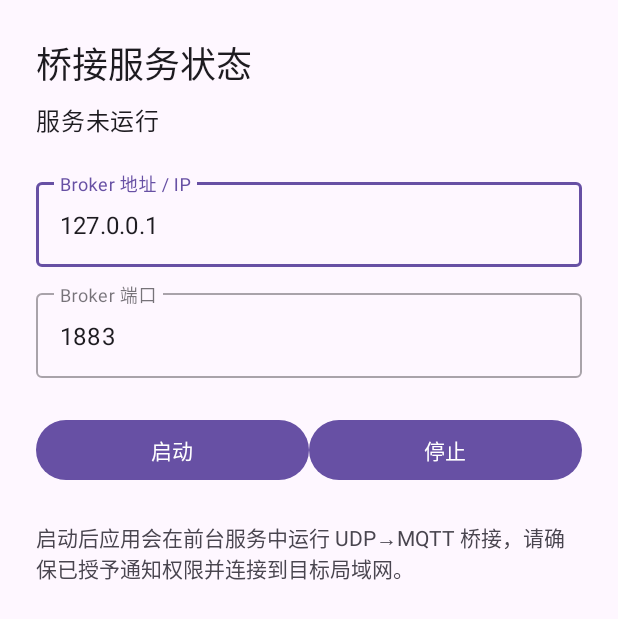
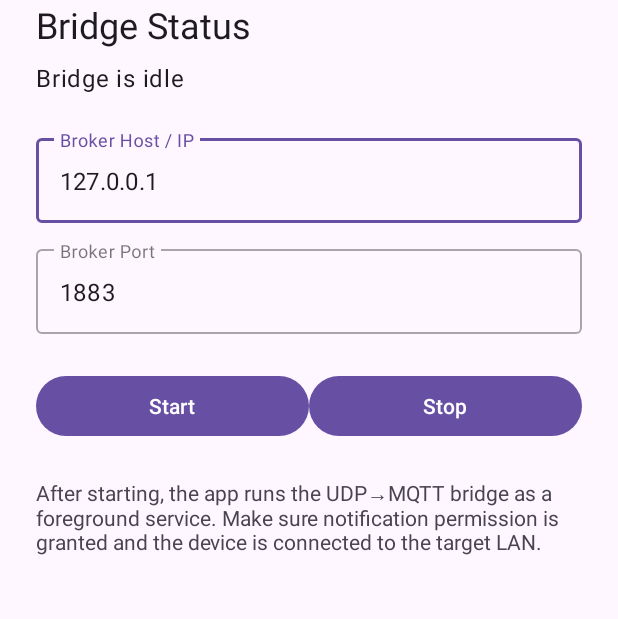
Before and after one commit to miyuzn/mqtt_test, an Android app: the screen it shows after launch (MainActivity), on a phone screen of 412 x 824 dp. Shown: the top 619 px of the screen. Run offline under Robolectric (Android 15) with nearby library versions, the phone set to English and light mode, and no system bars.

Commit message:
1113-Android Final

```diff
--- a/android/app/src/main/java/com/example/e_textilesendingserver/MainActivity.kt
+++ b/android/app/src/main/java/com/example/e_textilesendingserver/MainActivity.kt
@@ -3,12 +3,16 @@ package com.example.e_textilesendingserver
 import android.Manifest
 import android.content.Intent
 import android.content.pm.PackageManager
+import android.graphics.Rect
 import android.os.Build
 import android.os.Bundle
 import android.widget.EditText
 import androidx.activity.result.contract.ActivityResultContracts
 import androidx.appcompat.app.AppCompatActivity
 import androidx.core.content.ContextCompat
+import androidx.core.view.ViewCompat
+import androidx.core.view.WindowCompat
+import androidx.core.view.WindowInsetsCompat
 import androidx.lifecycle.Lifecycle
 import androidx.lifecycle.lifecycleScope
 import androidx.lifecycle.repeatOnLifecycle
@@ -29,7 +33,7 @@ class MainActivity : AppCompatActivity() {
             if (granted) {
                 startBridgeService()
             } else {
-                updateStatus("通知权限被拒绝，服务仍可运行但无法常驻前台。")
+                updateStatus(getString(R.string.status_permission_denied))
             }
         }
 
@@ -37,6 +41,8 @@ class MainActivity : AppCompatActivity() {
         super.onCreate(savedInstanceState)
         binding = ActivityMainBinding.inflate(layoutInflater)
         setContentView(binding.root)
+        WindowCompat.setDecorFitsSystemWindows(window, false)
+        applyWindowInsets()
         configRepository = BridgeConfigRepository(applicationContext)
 
         binding.startButton.setOnClickListener {
@@ -94,13 +100,19 @@ class MainActivity : AppCompatActivity() {
 
     private fun updateState(state: BridgeState) {
         val message = when (state) {
-            BridgeState.Idle -> "服务未运行"
-            BridgeState.Starting -> "启动中..."
+            BridgeState.Idle -> getString(R.string.bridge_state_idle)
+            BridgeState.Starting -> getString(R.string.bridge_state_starting)
             is BridgeState.Running -> {
                 val m = state.metrics
-                "UDP:${m.packetsIn} MQTT:${m.parsedPublished} RAW:${m.rawPublished} 设备:${m.deviceCount}"
+                getString(
+                    R.string.bridge_state_running_template,
+                    m.packetsIn,
+                    m.parsedPublished,
+                    m.rawPublished,
+                    m.deviceCount,
+                )
             }
-            is BridgeState.Error -> "错误: ${state.message}"
+            is BridgeState.Error -> getString(R.string.bridge_state_error, state.message)
         }
         updateStatus(message)
     }
@@ -143,4 +155,23 @@ class MainActivity : AppCompatActivity() {
             view.setSelection(newValue.length)
         }
     }
+
+    private fun applyWindowInsets() {
+        val initialPadding = Rect(
+            binding.root.paddingLeft,
+            binding.root.paddingTop,
+            binding.root.paddingRight,
+            binding.root.paddingBottom,
+        )
+        ViewCompat.setOnApplyWindowInsetsListener(binding.root) { view, windowInsets ->
+            val insets = windowInsets.getInsets(WindowInsetsCompat.Type.systemBars())
+            view.setPadding(
+                initialPadding.left,
+                initialPadding.top + insets.top,
+                initialPadding.right,
+                initialPadding.bottom + insets.bottom,
+            )
+            windowInsets
+        }
+    }
 }
--- a/android/app/src/main/res/layout/activity_main.xml
+++ b/android/app/src/main/res/layout/activity_main.xml
@@ -5,7 +5,9 @@
     android:id="@+id/main"
     android:layout_width="match_parent"
     android:layout_height="match_parent"
-    android:padding="24dp"
+    android:paddingStart="@dimen/layout_padding_horizontal"
+    android:paddingEnd="@dimen/layout_padding_horizontal"
+    android:paddingBottom="@dimen/layout_padding_vertical"
     tools:context=".MainActivity">
 
     <TextView
@@ -27,7 +29,7 @@
         app:layout_constraintEnd_toEndOf="parent"
         app:layout_constraintStart_toStartOf="parent"
         app:layout_constraintTop_toBottomOf="@id/statusTitle"
-        tools:text="服务未运行" />
+        tools:text="@string/bridge_state_idle" />
 
     <com.google.android.material.textfield.TextInputLayout
         android:id="@+id/brokerHostLayout"
--- /dev/null
+++ b/android/app/src/main/res/values/dimens.xml
@@ -0,0 +1,4 @@
+<resources>
+    <dimen name="layout_padding_horizontal">24dp</dimen>
+    <dimen name="layout_padding_vertical">24dp</dimen>
+</resources>
--- a/android/app/src/main/res/values/strings.xml
+++ b/android/app/src/main/res/values/strings.xml
@@ -1,11 +1,16 @@
 <resources>
-    <string name="app_name">E-Textile Sending Server</string>
-    <string name="bridge_status_title">桥接服务状态</string>
-    <string name="action_start_bridge">启动</string>
-    <string name="action_stop_bridge">停止</string>
-    <string name="bridge_hint">启动后应用会在前台服务中运行 UDP→MQTT 桥接，请确保已授予通知权限并连接到目标局域网。</string>
-    <string name="broker_host_label">Broker 地址 / IP</string>
-    <string name="broker_port_label">Broker 端口</string>
-    <string name="error_broker_host_required">请输入 Broker 地址</string>
-    <string name="error_broker_port_invalid">端口需为 1~65535 的数字</string>
+    <string name="app_name">E-Textile Bridge</string>
+    <string name="bridge_status_title">Bridge Status</string>
+    <string name="action_start_bridge">Start</string>
+    <string name="action_stop_bridge">Stop</string>
+    <string name="bridge_hint">After starting, the app runs the UDP→MQTT bridge as a foreground service. Make sure notification permission is granted and the device is connected to the target LAN.</string>
+    <string name="broker_host_label">Broker Host / IP</string>
+    <string name="broker_port_label">Broker Port</string>
+    <string name="error_broker_host_required">Please enter the broker host</string>
+    <string name="error_broker_port_invalid">Port must be a number between 1 and 65535</string>
+    <string name="status_permission_denied">Notification permission denied. Service can run but cannot stay in the foreground.</string>
+    <string name="bridge_state_idle">Bridge is idle</string>
+    <string name="bridge_state_starting">Starting…</string>
+    <string name="bridge_state_running_template">UDP:%1$d MQTT:%2$d RAW:%3$d Devices:%4$d</string>
+    <string name="bridge_state_error">Error: %1$s</string>
 </resources>
```
Also changed, not shown: 2 other files.
